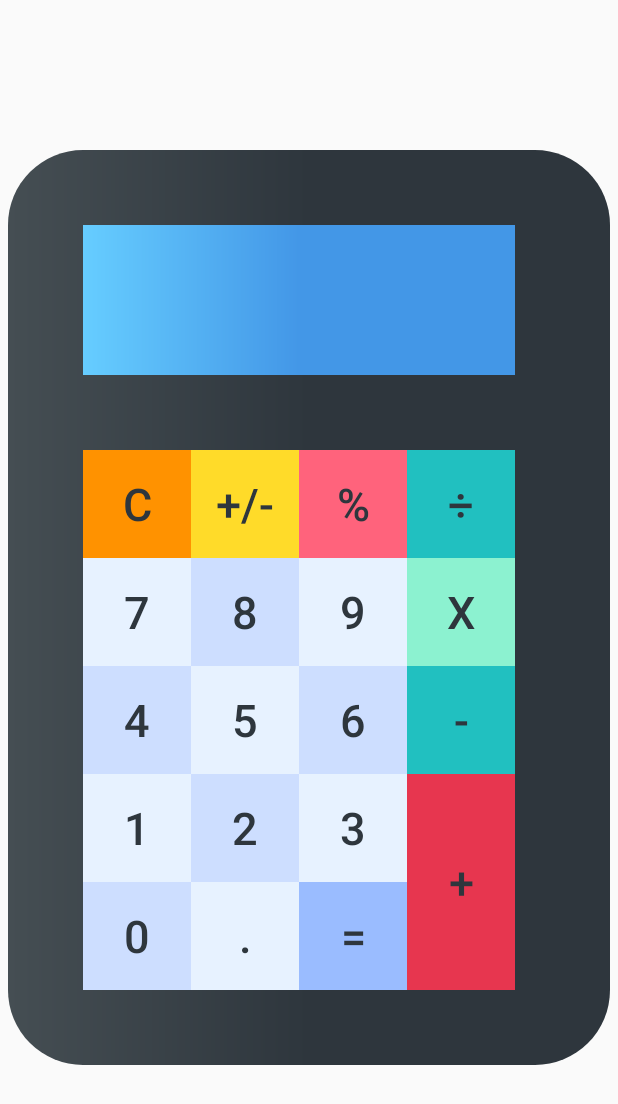
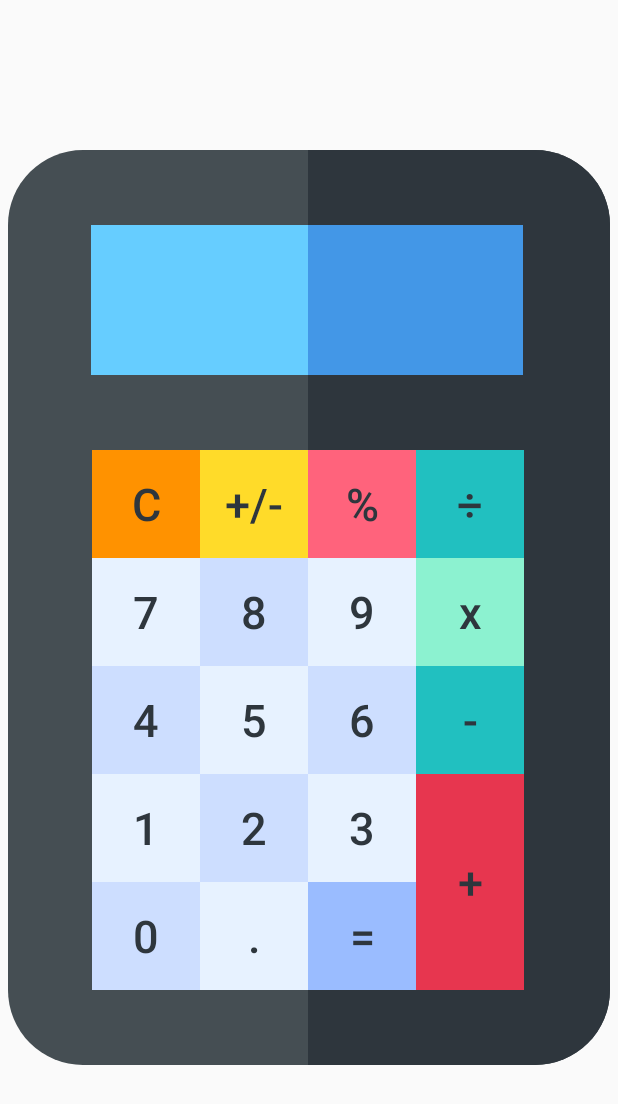
Before and after one commit to inFlem/calculator, an Android app: the screen it shows after launch (MainActivity), on a phone screen of 412 x 824 dp. Shown: the top 1104 px of the screen. Run offline under Robolectric (Android 15) with nearby library versions, the phone set to English and light mode, and no system bars.

Commit message:
сделал дз 2

```diff
--- a/app/src/main/res/drawable-v24/background.xml
+++ b/app/src/main/res/drawable-v24/background.xml
@@ -1,10 +1,16 @@
 <?xml version="1.0" encoding="utf-8"?>
-<shape xmlns:android="http://schemas.android.com/apk/res/android">
-    <solid android:color="@color/light_gray"/>
-    <corners android:radius="50dp"/>
-    <gradient
-        android:startColor="@color/light_gray"
-        android:centerColor="@color/gray"
-        android:endColor="@color/gray">
-    </gradient>
-</shape>
+<layer-list xmlns:android="http://schemas.android.com/apk/res/android" >
+    <item>
+        <shape android:shape="rectangle" >
+            <solid android:color="@color/light_gray" />
+            <corners android:radius="50dp"/>
+        </shape>
+    </item>
+    <item android:start="200dp">
+        <shape android:shape="rectangle" >
+            <corners android:topRightRadius="50dp"
+                android:bottomRightRadius="50dp"/>
+            <solid android:color="@color/gray" />
+        </shape>
+    </item>
+</layer-list>
--- a/app/src/main/res/drawable/background_edit_text.xml
+++ b/app/src/main/res/drawable/background_edit_text.xml
@@ -1,8 +1,13 @@
 <?xml version="1.0" encoding="utf-8"?>
-<shape xmlns:android="http://schemas.android.com/apk/res/android">
-    <solid android:color="@color/light_gray"/>
-    <gradient
-        android:endColor="@color/dark_blue"
-        android:centerColor="@color/dark_blue"
-        android:startColor="@color/bright_blue" />
-</shape>
+<layer-list xmlns:android="http://schemas.android.com/apk/res/android" >
+    <item>
+        <shape android:shape="rectangle" >
+            <solid android:color="@color/bright_blue" />
+        </shape>
+    </item>
+    <item android:start="145dp">
+        <shape android:shape="rectangle" >
+            <solid android:color="@color/dark_blue" />
+        </shape>
+    </item>
+</layer-list>
--- a/app/src/main/res/layout/activity_main.xml
+++ b/app/src/main/res/layout/activity_main.xml
@@ -15,16 +15,14 @@
         android:layout_width="288dp"
         android:layout_height="100dp"
         android:id="@+id/linearLayout1"
-        android:layout_marginStart="50dp"
+        android:layout_marginStart="55dp"
         android:layout_marginTop="50dp"
         android:background="@drawable/background_edit_text"
         android:orientation="vertical">
-
         <TextView
             android:id="@+id/etNum"
             android:layout_width="match_parent"
             android:layout_height="wrap_content"
-            android:layout_gravity="end"
             android:maxLines="1"
             android:layout_marginTop="10dp"
             android:layout_marginEnd="10dp"
@@ -36,13 +34,11 @@
         </TextView>
         <TextView
             android:id="@+id/etNum2"
-            android:layout_marginTop="5dp"
             android:layout_width="match_parent"
             android:layout_height="wrap_content"
-            android:layout_gravity="end"
+            android:maxLines="1"
             android:textAlignment="textEnd"
             android:layout_marginEnd="10dp"
-            android:maxLines="1"
             android:textColor="@color/gray"
             android:textSize="@dimen/text_size"
             tools:text="5+5">
@@ -55,9 +51,8 @@
         android:layout_width="wrap_content"
         android:layout_height="wrap_content"
         android:layout_below="@+id/linearLayout1"
-        android:layout_marginStart="50dp"
+        android:layout_marginStart="56dp"
         android:layout_marginTop="50dp"
         android:layout_marginBottom="30dp">
-
     </include>
 </RelativeLayout>
--- a/app/src/main/res/layout/activity_main_button.xml
+++ b/app/src/main/res/layout/activity_main_button.xml
@@ -1,7 +1,7 @@
 <?xml version="1.0" encoding="utf-8"?>
 <RelativeLayout xmlns:android="http://schemas.android.com/apk/res/android"
-    android:layout_width="match_parent"
-    android:layout_height="match_parent">
+    android:layout_width="wrap_content"
+    android:layout_height="wrap_content">
 
         <Button
             android:id="@+id/clear"
@@ -97,6 +97,7 @@
             android:text="@string/_6" />
 
         <Button
+            android:textAllCaps="false"
             android:id="@+id/multiply"
             style="@style/calc_button"
             android:layout_width="72dp"
--- a/app/src/main/res/values-night/themes.xml
+++ b/app/src/main/res/values-night/themes.xml
@@ -1,6 +1,6 @@
 <resources xmlns:tools="http://schemas.android.com/tools">
     <!-- Base application theme. -->
-    <style name="Theme.Lesson2" parent="Theme.MaterialComponents.DayNight.DarkActionBar">
+    <style name="Theme.Lesson2" parent="Theme.AppCompat.DayNight.DarkActionBar">
         <!-- Primary brand color. -->
         <item name="colorPrimary">@color/purple_200</item>
         <item name="colorPrimaryVariant">@color/purple_700</item>
--- a/app/src/main/res/values/style.xml
+++ b/app/src/main/res/values/style.xml
@@ -1,4 +1,5 @@
 <?xml version="1.0" encoding="utf-8"?>
+
 <resources>
     <style name="calc_button">
         <item name="android:layout_width">wrap_content</item>
```
